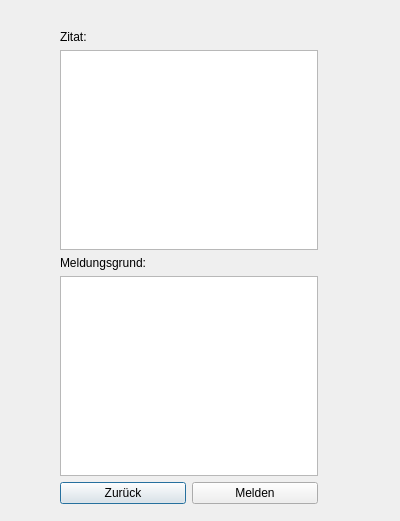
Before: the Qt Designer form ZitatErfassung/frmmeldezitat.ui in TrialAnd404/MyRepo, drawn with Qt 5.
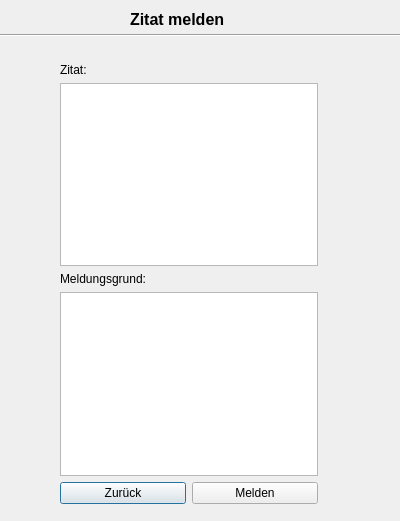
After: the same form once the commit is applied.

```diff
--- a/ZitatErfassung/frmmeldezitat.ui
+++ b/ZitatErfassung/frmmeldezitat.ui
@@ -13,13 +13,13 @@
   <property name="windowTitle">
    <string>Dialog</string>
   </property>
-  <widget class="QWidget" name="">
+  <widget class="QWidget" name="layoutWidget">
    <property name="geometry">
     <rect>
      <x>60</x>
-     <y>30</y>
+     <y>63</y>
      <width>258</width>
-     <height>474</height>
+     <height>441</height>
     </rect>
    </property>
    <layout class="QGridLayout" name="gridLayout">
@@ -59,6 +59,32 @@
     </item>
    </layout>
   </widget>
+  <widget class="Line" name="line_2">
+   <property name="geometry">
+    <rect>
+     <x>0</x>
+     <y>25</y>
+     <width>401</width>
+     <height>21</height>
+    </rect>
+   </property>
+   <property name="orientation">
+    <enum>Qt::Horizontal</enum>
+   </property>
+  </widget>
+  <widget class="QLabel" name="label_5">
+   <property name="geometry">
+    <rect>
+     <x>130</x>
+     <y>10</y>
+     <width>141</width>
+     <height>16</height>
+    </rect>
+   </property>
+   <property name="text">
+    <string>&lt;html&gt;&lt;head/&gt;&lt;body&gt;&lt;p&gt;&lt;span style=&quot; font-size:12pt; font-weight:600;&quot;&gt;Zitat melden&lt;/span&gt;&lt;/p&gt;&lt;/body&gt;&lt;/html&gt;</string>
+   </property>
+  </widget>
  </widget>
  <resources/>
  <connections/>
```
